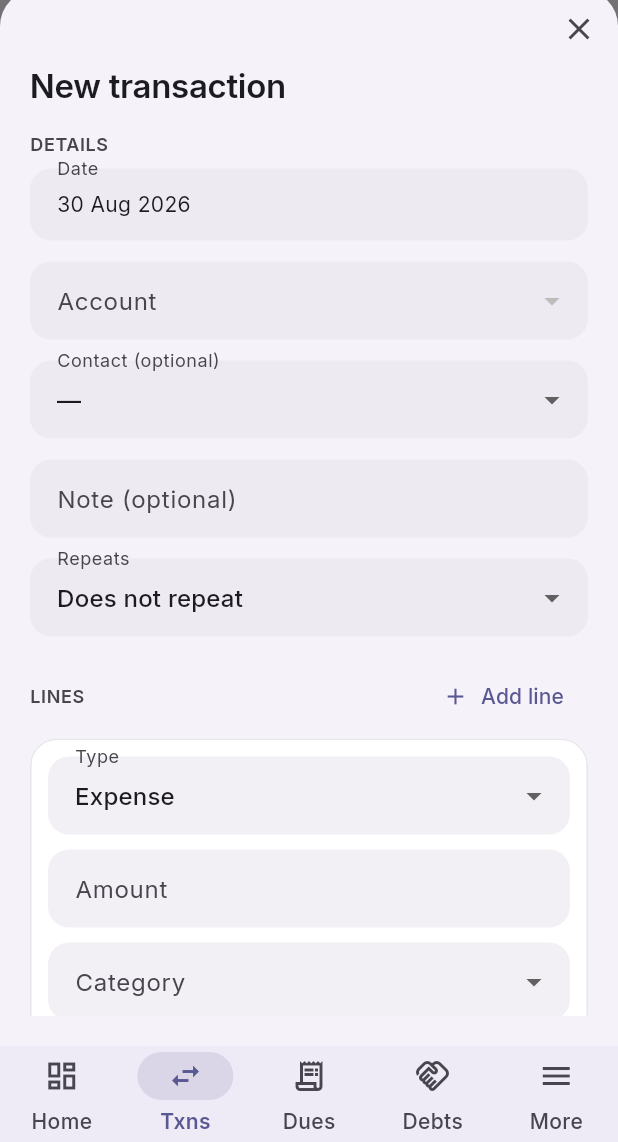
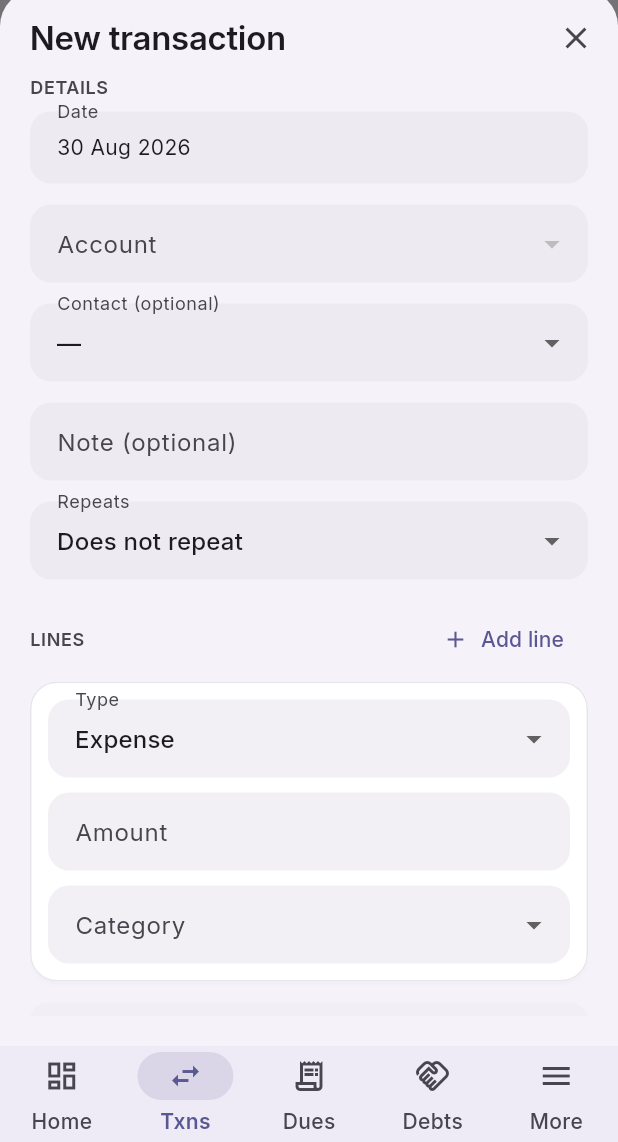
Before and after one commit to TheCoderAS/nizkhata, a Flutter app: the screen it shows once a user with an empty profile is signed in, item 2 of the bottom bar chosen, after a tap on "Add transaction", on a phone screen of 412 x 824 dp, the part 94-1236 px from its top. Run offline on Flutter 3.47's test engine with Material 3 defaults, Android fonts, the phone set to English and light mode, and no system bars; our stand-ins replace cloud_firestore, csv, file_picker, firebase_auth, firebase_core, fl_chart and 10 more; missing offline and left inert: home_widget, pointycastle, quick_actions, syncfusion_flutter_pdf; accounts and stored records are empty; statements that could not run were skipped.

Commit message:
Sheet headers on one row; calendar days open a quick-action menu (#94)
Sheet header: the close button sat on its own row above the title,
wasting a strip of space at the top of every form. DiscardGuard now
takes the title and draws both on one row, vertically centred, and the
forms no longer draw their own heading. Content starts flush under it.

Calendar: tapping a day used to do nothing unless it carried a due, and
then only went to that day's dues. Every day is now tappable and opens a
quick-action menu for that date: add a transaction, add a due, view the
day's transactions, view the day's dues. Adding opens the form already
dated to the day tapped. The two view rows carry counts and are disabled
when there is nothing to look at, so the menu says what the day holds
before you commit to a screen. Each row is permission-gated.

To make "view transactions" land somewhere useful, the transactions
screen gained a date filter (/txns?date=YYYY-MM-DD) that shows as a
removable chip like every other filter.

Version 1.4.0+42. 99/99 tests, analyzer clean.


Claude-Session: https://claude.ai/code/session_016jkAcgzuuxTfBiAgMLWgC4

Co-authored-by: Claude <noreply@anthropic.com>

```diff
--- a/mobile/lib/router.dart
+++ b/mobile/lib/router.dart
@@ -89,6 +89,7 @@ GoRouter buildRouter(AuthController auth) {
           final q = state.uri.queryParameters;
           return TransactionsScreen(
             standalone: true,
+            initialDate: q['date'] == null ? null : DateTime.tryParse(q['date']!),
             initialAccount: q['account'],
             initialContact: q['contact'],
             initialCategory: q['category'],
--- a/mobile/lib/screens/split_transaction_form.dart
+++ b/mobile/lib/screens/split_transaction_form.dart
@@ -16,26 +16,31 @@ import '../widgets/discard_guard.dart';
 /// (date / account / contact / note) plus a dynamic list of typed lines with
 /// "Add line" (single-line by default, split when you add more), including
 /// per-line tax info. Signed total and validation mirror the web engine.
-Future<void> showSplitTransactionForm(BuildContext context, {Txn? existing}) {
+Future<void> showSplitTransactionForm(BuildContext context,
+    {Txn? existing, DateTime? initialDate}) {
   return showModalBottomSheet<void>(
     context: context,
     isScrollControlled: true,
-// Guarded form: a swipe-down would pop the route without asking, so
-// dragging is off and DiscardGuard supplies the close button.
-showDragHandle: false,
-enableDrag: false,
+    // Guarded form: a swipe-down would pop the route without asking, so
+    // dragging is off and DiscardGuard supplies the close button.
+    showDragHandle: false,
+    enableDrag: false,
     // Own context for MediaQuery — the caller's may be unmounted when this is
     // opened right after the detail sheet pops on Edit (would blank the sheet).
     builder: (ctx) => Padding(
       padding: EdgeInsets.only(bottom: MediaQuery.of(ctx).viewInsets.bottom),
-      child: _TransactionForm(existing: existing),
+      child: _TransactionForm(existing: existing, initialDate: initialDate),
     ),
   );
 }
 
 class _TransactionForm extends StatefulWidget {
   final Txn? existing;
-  const _TransactionForm({this.existing});
+
+  /// Date to start on when creating — the calendar opens the form on the day
+  /// that was tapped.
+  final DateTime? initialDate;
+  const _TransactionForm({this.existing, this.initialDate});
   @override
   State<_TransactionForm> createState() => _TransactionFormState();
 }
@@ -59,6 +64,7 @@ class _TransactionFormState extends State<_TransactionForm> {
   void initState() {
     super.initState();
     final txn = widget.existing;
+    if (widget.initialDate != null) _date = widget.initialDate!;
     if (txn != null) {
       _date = txn.date;
       _accountId = txn.accountId;
@@ -169,7 +175,11 @@ class _TransactionFormState extends State<_TransactionForm> {
 
   @override
   Widget build(BuildContext context) {
-    return DiscardGuard(isDirty: () => _fp() != _fp0, child: _buildContent(context));
+    return DiscardGuard(
+      title: _isEditing ? 'Edit transaction' : 'New transaction',
+      isDirty: () => _fp() != _fp0,
+      child: _buildContent(context),
+    );
   }
 
   Widget _buildContent(BuildContext context) {
@@ -185,7 +195,7 @@ class _TransactionFormState extends State<_TransactionForm> {
     final canSave = !_busy && accounts.isNotEmpty && errors.isEmpty;
 
     return Padding(
-      padding: const EdgeInsets.fromLTRB(20, 4, 20, 20),
+      padding: const EdgeInsets.fromLTRB(20, 0, 20, 20),
       child: SafeArea(
         top: false,
         child: SingleChildScrollView(
@@ -193,9 +203,6 @@ class _TransactionFormState extends State<_TransactionForm> {
             mainAxisSize: MainAxisSize.min,
             crossAxisAlignment: CrossAxisAlignment.start,
             children: [
-              Text(_isEditing ? 'Edit transaction' : 'New transaction',
-                  style: Theme.of(context).textTheme.titleLarge),
-              const SizedBox(height: 16),
               _sectionLabel('Details'),
               // Date
               InkWell(
--- a/mobile/lib/screens/transactions_screen.dart
+++ b/mobile/lib/screens/transactions_screen.dart
@@ -38,6 +38,9 @@ class TransactionsScreen extends StatefulWidget {
   final String? initialTaxHead;
   final String? initialFy;
 
+  /// Show only this day — the calendar's "view transactions" for a date.
+  final DateTime? initialDate;
+
   /// When true the screen supplies its own AppBar with a back button (used for
   /// the /txns drill-down route). In the bottom-nav shell this is false — the
   /// shell provides the chrome.
@@ -53,6 +56,7 @@ class TransactionsScreen extends StatefulWidget {
     this.initialType,
     this.initialTaxHead,
     this.initialFy,
+    this.initialDate,
     this.standalone = false,
     this.autoAdd = false,
   });
@@ -70,6 +74,7 @@ class _TransactionsScreenState extends State<TransactionsScreen> {
   // as removable chips, not in the filter sheet).
   String? _taxHeadFilter;
   String? _fyFilter;
+  DateTime? _dateFilter;
   bool _splitOnly = false;
   String _search = '';
   bool _fabOpen = false;
@@ -83,6 +88,7 @@ class _TransactionsScreenState extends State<TransactionsScreen> {
     _typeFilter = widget.initialType;
     _taxHeadFilter = widget.initialTaxHead;
     _fyFilter = widget.initialFy;
+    _dateFilter = widget.initialDate;
     if (widget.autoAdd) {
       WidgetsBinding.instance.addPostFrameCallback((_) {
         if (mounted) showSplitTransactionForm(context);
@@ -97,6 +103,7 @@ class _TransactionsScreenState extends State<TransactionsScreen> {
       (_categoryFilter != null ? 1 : 0) +
       (_taxHeadFilter != null ? 1 : 0) +
       (_fyFilter != null ? 1 : 0) +
+      (_dateFilter != null ? 1 : 0) +
       (_splitOnly ? 1 : 0);
 
   void _clearFilters() => setState(() {
@@ -106,6 +113,7 @@ class _TransactionsScreenState extends State<TransactionsScreen> {
         _categoryFilter = null;
         _taxHeadFilter = null;
         _fyFilter = null;
+        _dateFilter = null;
         _splitOnly = false;
       });
 
@@ -223,6 +231,12 @@ class _TransactionsScreenState extends State<TransactionsScreen> {
     final all = [...data.transactions]..sort((a, b) => b.date.compareTo(a.date));
     final query = _search.trim().toLowerCase();
     final txns = all.where((t) {
+      if (_dateFilter != null) {
+        final d = _dateFilter!;
+        if (t.date.year != d.year || t.date.month != d.month || t.date.day != d.day) {
+          return false;
+        }
+      }
       if (_accountFilter != null && t.accountId != _accountFilter) return false;
       if (_contactFilter != null && t.contactId != _contactFilter) return false;
       if (_categoryFilter != null && !t.lines.any((l) => l.categoryId == _categoryFilter)) return false;
@@ -284,6 +298,11 @@ class _TransactionsScreenState extends State<TransactionsScreen> {
                 scrollDirection: Axis.horizontal,
                 child: Row(
                   children: [
+                    if (_dateFilter != null) ...[
+                      _chip('Date: ${formatDate(_dateFilter!)}',
+                          () => setState(() => _dateFilter = null)),
+                      Gap.sm,
+                    ],
                     if (_accountFilter != null) ...[
                       _chip('Account: ${data.accountsById[_accountFilter]?.name ?? 'Unknown'}',
                           () => setState(() => _accountFilter = null)),
--- a/mobile/lib/widgets/discard_guard.dart
+++ b/mobile/lib/widgets/discard_guard.dart
@@ -18,11 +18,17 @@ class DiscardGuard extends StatelessWidget {
   final bool Function() isDirty;
   final Widget child;
   final bool showCloseButton;
+
+  /// The sheet's heading. Given here rather than inside [child] so it shares a
+  /// row with the close button instead of sitting under it.
+  final String? title;
+
   const DiscardGuard({
     super.key,
     required this.isDirty,
     required this.child,
     this.showCloseButton = true,
+    this.title,
   });
 
   /// Closes the sheet, asking first when there are unsaved edits. Use this
@@ -59,20 +65,32 @@ class DiscardGuard extends StatelessWidget {
         );
         if (discard == true) nav.pop();
       },
-      child: showCloseButton
+      child: (showCloseButton || title != null)
           ? Column(
               mainAxisSize: MainAxisSize.min,
               children: [
-                Align(
-                  alignment: Alignment.centerRight,
-                  child: Padding(
-                    padding: const EdgeInsets.fromLTRB(0, 6, 6, 0),
-                    child: IconButton(
-                      tooltip: 'Close',
-                      visualDensity: VisualDensity.compact,
-                      onPressed: () => requestClose(context),
-                      icon: const Icon(Icons.close),
-                    ),
+                Padding(
+                  padding: const EdgeInsets.fromLTRB(20, 12, 8, 4),
+                  child: Row(
+                    children: [
+                      Expanded(
+                        child: title == null
+                            ? const SizedBox.shrink()
+                            : Text(
+                                title!,
+                                maxLines: 1,
+                                overflow: TextOverflow.ellipsis,
+                                style: Theme.of(context).textTheme.titleLarge,
+                              ),
+                      ),
+                      if (showCloseButton)
+                        IconButton(
+                          tooltip: 'Close',
+                          visualDensity: VisualDensity.compact,
+                          onPressed: () => requestClose(context),
+                          icon: const Icon(Icons.close),
+                        ),
+                    ],
                   ),
                 ),
                 Flexible(child: child),
--- a/mobile/lib/widgets/txn_lines_editor.dart
+++ b/mobile/lib/widgets/txn_lines_editor.dart
@@ -859,6 +859,7 @@ class _LineEditorSheetState extends State<_LineEditorSheet> {
   @override
   Widget build(BuildContext context) {
     return DiscardGuard(
+      title: widget.isNew ? 'New line' : 'Edit line',
       isDirty: () => lineDraftFingerprint(widget.draft) != _fp0,
       child: _buildContent(context),
     );
@@ -881,9 +882,6 @@ class _LineEditorSheetState extends State<_LineEditorSheet> {
             mainAxisSize: MainAxisSize.min,
             crossAxisAlignment: CrossAxisAlignment.start,
             children: [
-              Text(widget.isNew ? 'New line' : 'Edit line',
-                  style: Theme.of(context).textTheme.titleLarge),
-              const SizedBox(height: 16),
               LineFields(
                 draft: widget.draft,
                 accountId: widget.accountId,
--- a/mobile/pubspec.yaml
+++ b/mobile/pubspec.yaml
@@ -1,7 +1,7 @@
 name: nizkhata
 description: NizKhata — native Android app. Every rupee, accounted for.
 publish_to: "none"
-version: 1.3.0+41
+version: 1.4.0+42
 
 environment:
   sdk: ">=3.4.0 <4.0.0"
```
Also changed, not shown: mobile/lib/screens/account_form.dart (+10 -9 lines), mobile/lib/screens/budget_form.dart (+10 -9 lines), mobile/lib/screens/calendar_screen.dart (+87 -7 lines), mobile/lib/screens/category_form.dart (+10 -9 lines), mobile/lib/screens/contact_form.dart (+10 -9 lines), mobile/lib/screens/debt_form.dart (+10 -9 lines), mobile/lib/screens/debts_screen.dart (+10 -9 lines), mobile/lib/screens/due_form.dart (+20 -13 lines), mobile/lib/screens/dues_screen.dart (+10 -9 lines), mobile/lib/screens/role_form.dart (+10 -9 lines).
